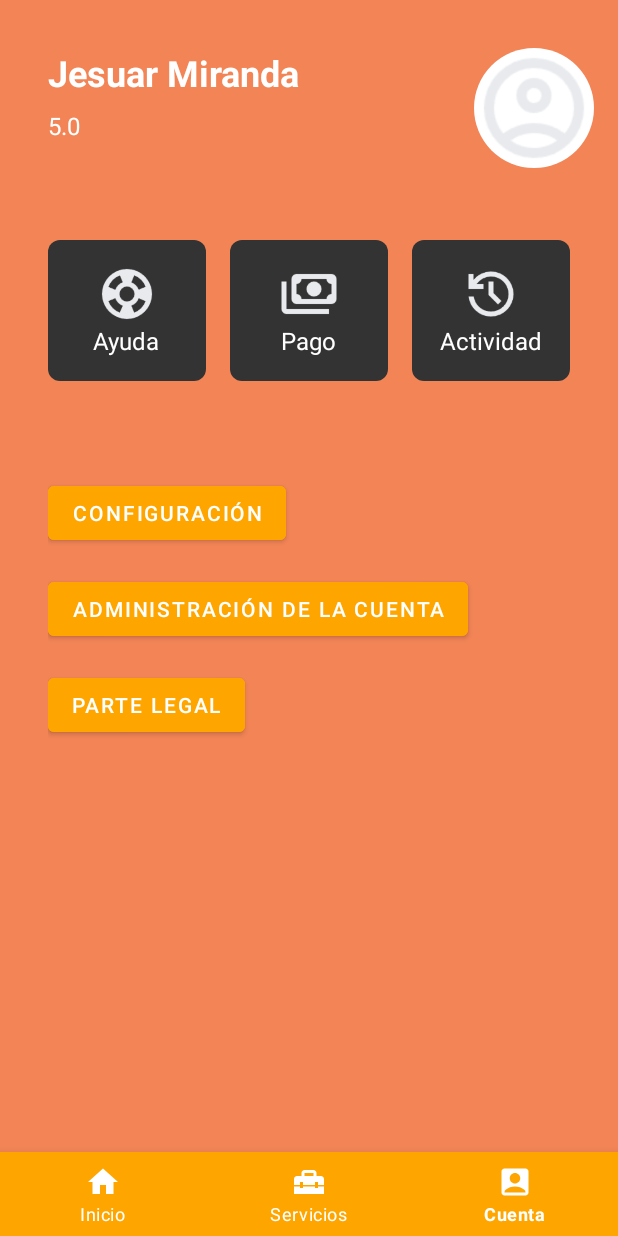
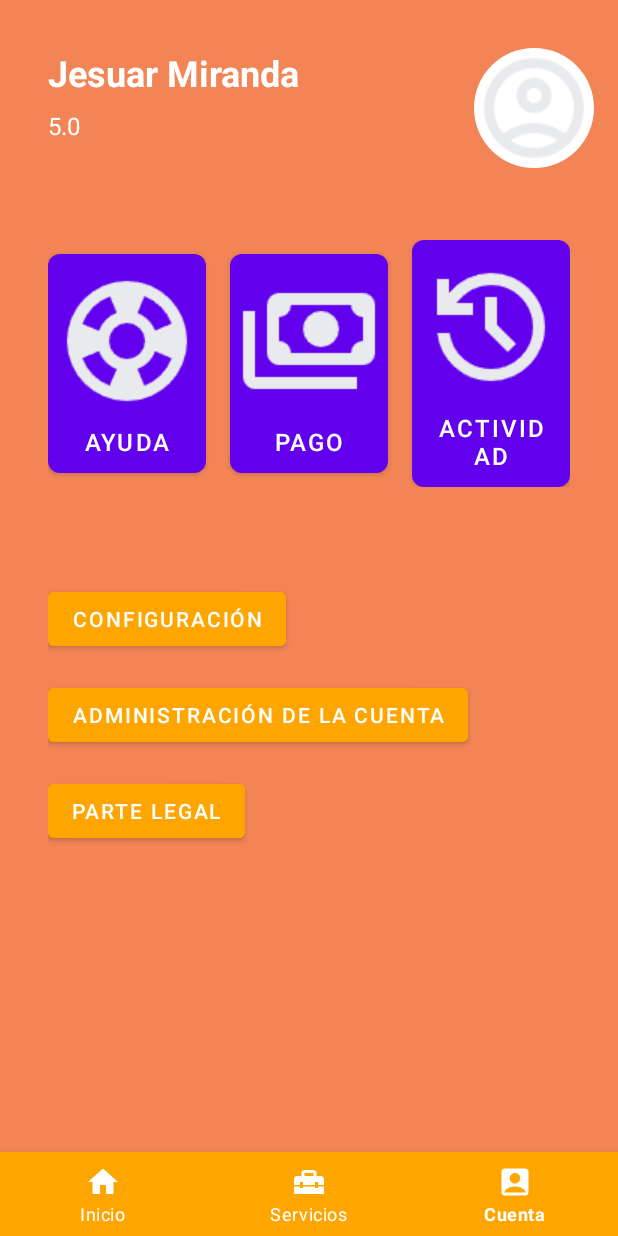
Before and after one commit to Jesuarzm/Shrimp, an Android app: the nav_cuenta screen opened through its navigation route, on a phone screen of 412 x 824 dp. Run offline under Robolectric (Android 15) with nearby library versions, the phone set to English and light mode, and no system bars; our stand-ins replace navigation-ui.

```diff
--- a/app/src/main/AndroidManifest.xml
+++ b/app/src/main/AndroidManifest.xml
@@ -49,6 +49,12 @@
             android:theme="@style/Theme.Shrimp">
             <!-- No intent-filter here -->
         </activity>
+        <activity
+            android:name=".fragments.cuenta.actividad_cuenta"
+            android:exported="true"
+            android:theme="@style/Theme.Shrimp">
+            <!-- No intent-filter here -->
+        </activity>
     </application>
 
 </manifest>
--- a/app/src/main/java/com/grupo4/shrimp/fragments/cuenta/Nav_cuenta.kt
+++ b/app/src/main/java/com/grupo4/shrimp/fragments/cuenta/Nav_cuenta.kt
@@ -41,6 +41,11 @@ class nav_cuenta : Fragment() {
             val intent = Intent(activity, admin_cuenta::class.java)
             startActivity(intent)
         }
+        val btnRegistro = view.findViewById<Button>(R.id.bottom_actividad)
+        btnRegistro.setOnClickListener {
+            val intent = Intent(activity, actividad_cuenta::class.java)
+            startActivity(intent)
+        }
     }
     override fun onCreateView(
         inflater: LayoutInflater, container: ViewGroup?,
--- a/app/src/main/res/layout/fragment_nav_cuenta.xml
+++ b/app/src/main/res/layout/fragment_nav_cuenta.xml
@@ -65,69 +65,44 @@
                 android:gravity="center"
                 android:padding="16dp">
 
-                <LinearLayout
+                <Button
+                    android:id="@+id/bottom_ayuda"
                     android:layout_width="0dp"
                     android:layout_height="wrap_content"
                     android:layout_weight="1"
-                    android:orientation="vertical"
-                    android:gravity="center"
                     android:background="@drawable/rounded_rectangle_background"
-                    android:padding="16dp"
-                    android:layout_marginEnd="8dp">
-                    <ImageView
-                        android:layout_width="40dp"
-                        android:layout_height="40dp"
-                        android:src="@drawable/ic_help" />
-                    <TextView
-                        android:layout_width="wrap_content"
-                        android:layout_height="wrap_content"
+                    android:layout_marginEnd="8dp"
+                    android:drawableTop="@drawable/ic_help"
                     android:text="Ayuda"
+                    android:textColor="#FFFFFF"
                     android:textSize="16sp"
-                        android:textColor="#FFFFFF" />
-                </LinearLayout>
+                    android:gravity="center" />
 
-                <LinearLayout
+                <Button
+                    android:id="@+id/bottom_pago"
                     android:layout_width="0dp"
                     android:layout_height="wrap_content"
                     android:layout_weight="1"
-                    android:orientation="vertical"
-                    android:gravity="center"
                     android:background="@drawable/rounded_rectangle_background"
-                    android:padding="16dp"
-                    android:layout_marginEnd="8dp"
-                    android:layout_marginStart="8dp">
-                    <ImageView
-                        android:layout_width="40dp"
-                        android:layout_height="40dp"
-                        android:src="@drawable/ic_payment" />
-                    <TextView
-                        android:layout_width="wrap_content"
-                        android:layout_height="wrap_content"
+                    android:layout_marginHorizontal="8dp"
+                    android:drawableTop="@drawable/ic_payment"
                     android:text="Pago"
+                    android:textColor="#FFFFFF"
                     android:textSize="16sp"
-                        android:textColor="#FFFFFF" />
-                </LinearLayout>
+                    android:gravity="center" />
 
-                <LinearLayout
+                <Button
+                    android:id="@+id/bottom_actividad"
                     android:layout_width="0dp"
                     android:layout_height="wrap_content"
                     android:layout_weight="1"
-                    android:orientation="vertical"
-                    android:gravity="center"
                     android:background="@drawable/rounded_rectangle_background"
-                    android:padding="16dp"
-                    android:layout_marginStart="8dp">
-                    <ImageView
-                        android:layout_width="40dp"
-                        android:layout_height="40dp"
-                        android:src="@drawable/ic_activity" />
-                    <TextView
-                        android:layout_width="wrap_content"
-                        android:layout_height="wrap_content"
+                    android:layout_marginStart="8dp"
+                    android:drawableTop="@drawable/ic_activity"
                     android:text="Actividad"
+                    android:textColor="#FFFFFF"
                     android:textSize="16sp"
-                        android:textColor="#FFFFFF" />
-                </LinearLayout>
+                    android:gravity="center" />
             </LinearLayout>
 
             <!-- Bottom Section -->
```
Also changed, not shown: app/src/main/java/com/grupo4/shrimp/fragments/cuenta/actividad_cuenta.kt (+139 -1 lines), app/src/main/res/layout/activity_detalle_registro.xml (+41 -2 lines), app/src/main/res/layout/activity_registro_servicios.xml (+28 -3 lines), app/src/main/res/layout/item_registro_servicio.xml (+21 -4 lines). Lines whose indentation alone changed are shown as unchanged.
